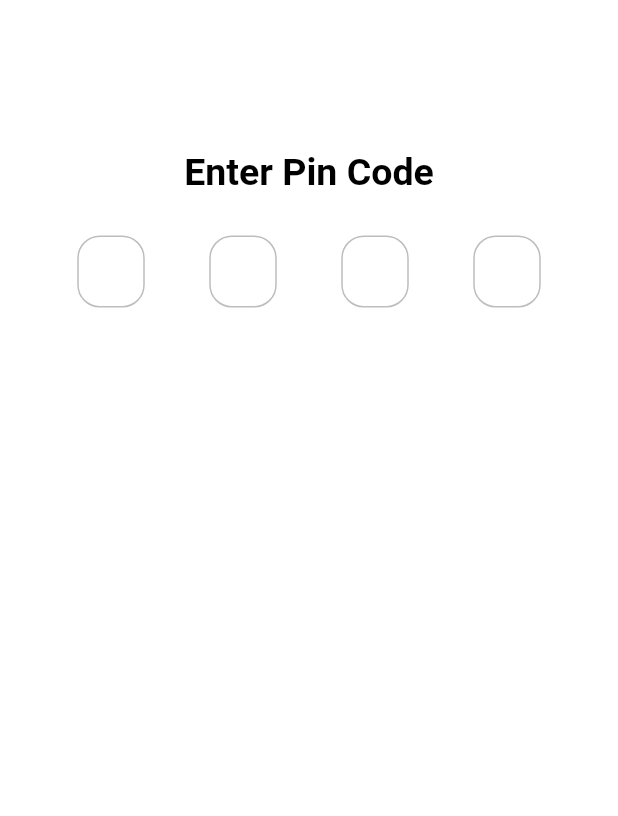
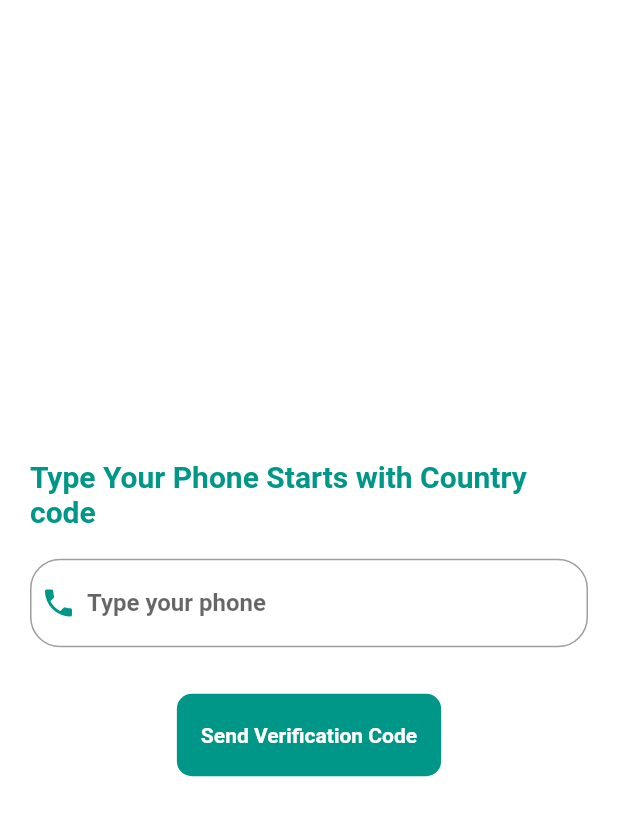
Before and after one commit to AbdoBarakatDev/Daftary, a Flutter app: the screen it shows after launch, on a phone screen of 412 x 824 dp. Shown: the top 816 px of the screen. Run offline on Flutter 3.47's test engine with Material 2 defaults, Android fonts, the phone set to English and light mode, and no system bars; drawn by our look-alikes of otp_text_field; our stand-ins replace equatable, firebase_auth, firebase_core, flutter_bloc, fluttertoast, hexcolor and 3 more; accounts and stored records are empty.

Commit message:
Add Phone Verification

```diff
--- /dev/null
+++ b/lib/core/shared/helpers.dart/toast_helper.dart
@@ -0,0 +1,24 @@
+import 'package:flutter/cupertino.dart';
+import 'package:flutter/material.dart';
+import 'package:fluttertoast/fluttertoast.dart';
+
+class ToastHelper {
+  static showToast({
+    BuildContext? context,
+    required String? message,
+    Toast time = Toast.LENGTH_SHORT,
+    MaterialColor color = Colors.green,
+    Color textColor = Colors.white,
+    double fontSize = 16.0,
+    ToastGravity gravity = ToastGravity.BOTTOM,
+  }) {
+    Fluttertoast.showToast(
+        msg: message!,
+        toastLength: time,
+        gravity: gravity,
+        timeInSecForIosWeb: 1,
+        backgroundColor: color,
+        textColor: textColor,
+        fontSize: fontSize);
+  }
+}
--- a/lib/core/shared/widgets/default_material_button.dart
+++ b/lib/core/shared/widgets/default_material_button.dart
@@ -4,7 +4,7 @@ import 'package:flutter/material.dart';
 class DefaultMaterialButton extends StatelessWidget {
   final Color? buttonColor;
   final double? height;
-  // bool? isEnabled;
+  final bool? isEnabled;
   final double? width;
   final String text;
 
@@ -29,6 +29,7 @@ class DefaultMaterialButton extends StatelessWidget {
       this.textColor,
       this.isSelected,
       this.fontSize,
+      this.isEnabled,
       this.inActiveTextColor,
       this.activeButtonColor,
       this.inActiveButtonColor})
@@ -49,13 +50,16 @@ class DefaultMaterialButton extends StatelessWidget {
       child: MaterialButton(
         clipBehavior: Clip.antiAliasWithSaveLayer,
         // enableFeedback: isEnabled!,
-        textColor: textColor ?? (textColor ?? defaultAppColor),
+        textColor: textColor ?? defaultAppColor,
         onPressed: function,
         child: Text(
           text,
           style: textStyle ??
               (isSelected == true
-                  ? TextStyle(fontSize: fontSize, fontWeight: FontWeight.bold)
+                  ? TextStyle(
+                      fontSize: fontSize,
+                      fontWeight: FontWeight.bold,
+                      color: textColor ?? defaultAppColor)
                   : TextStyle(
                       fontSize: fontSize,
                       fontWeight: FontWeight.bold,
--- a/lib/core/shared/widgets/default_text_form_field.dart
+++ b/lib/core/shared/widgets/default_text_form_field.dart
@@ -4,8 +4,8 @@ import 'package:flutter/services.dart';
 class DefaultTextFormFieldWidget extends StatelessWidget {
   final bool? enabled;
   final String? Function()? onTab;
-  final String? Function(String? val)? onChange;
-  final String? Function(String? val)? onSubmitted;
+  final ValueChanged<String>? onChange;
+  final ValueChanged<String>? onSubmitted;
   final String hintText;
   final String? labelText;
   // final IconData? prefixIcon;
@@ -18,7 +18,7 @@ class DefaultTextFormFieldWidget extends StatelessWidget {
   final TextStyle? hintStyle;
   final TextStyle? textStyle;
   final TextEditingController? controller;
-  final String? Function(String? val)? validatorFunction;
+  final String? Function(String?)? validatorFunction;
   final double? borderRadius;
   final Color borderColor = Colors.grey;
   final double borderSize = 1;
--- /dev/null
+++ b/lib/shared_featuers/auth_feature/controller/phone_auth_cubit.dart
@@ -0,0 +1,59 @@
+import 'dart:developer';
+
+import 'package:daftary_app/core/shared/helpers.dart/toast_helper.dart';
+import 'package:daftary_app/shared_featuers/auth_feature/controller/phone_auth_states.dart';
+import 'package:daftary_app/shared_featuers/auth_feature/view/screens/phone_otp_screen.dart';
+import 'package:firebase_auth/firebase_auth.dart';
+import 'package:flutter/cupertino.dart';
+import 'package:flutter/material.dart';
+import 'package:flutter_bloc/flutter_bloc.dart';
+
+class PhoneAuthCubit extends Cubit<PhoneAuthStates> {
+  PhoneAuthCubit() : super(PhoneAuthInitialStates());
+  static PhoneAuthCubit get(BuildContext context) => BlocProvider.of(context);
+
+  validatePhone(String phone) {
+    String result = "";
+    if (!phone.startsWith("+")) {
+      result = "Phone should start with Country code i.e +20 for Egypt";
+      emit(PhoneAuthValidationStates());
+    } else if (phone.length < 13) {
+      result = "Type a correct phone number";
+      emit(PhoneAuthValidationStates());
+    } else {
+      return;
+    }
+
+    return result;
+  }
+
+  Future<void> sendPhoneVerification(
+      BuildContext context, String phoneNumber) async {
+    emit(PhoneAuthSentCodeLoadingStates());
+    FirebaseAuth auth = FirebaseAuth.instance;
+    await auth.verifyPhoneNumber(
+      phoneNumber: phoneNumber,
+      verificationCompleted: (PhoneAuthCredential credential) {},
+      verificationFailed: (FirebaseAuthException e) {
+        if (e.code == 'invalid-phone-number') {
+          log('The provided phone number is not valid.');
+          emit(PhoneAuthSentCodeErrorStates());
+          ToastHelper.showToast(
+            message: "The provided phone number is not valid.",
+            color: Colors.red,
+          );
+        }
+      },
+      codeSent: (String verificationId, int? resendToken) async {
+        emit(PhoneAuthSentCodeSuccessStates());
+        Navigator.push(
+            context,
+            MaterialPageRoute(
+              builder: (context) =>
+                  PhoneOtpScreen(verificationId: verificationId),
+            ));
+      },
+      codeAutoRetrievalTimeout: (String verificationId) {},
+    );
+  }
+}
--- /dev/null
+++ b/lib/shared_featuers/auth_feature/controller/phone_auth_states.dart
@@ -0,0 +1,11 @@
+abstract class PhoneAuthStates {}
+
+class PhoneAuthInitialStates extends PhoneAuthStates {}
+
+class PhoneAuthValidationStates extends PhoneAuthStates {}
+
+class PhoneAuthSentCodeLoadingStates extends PhoneAuthStates {}
+
+class PhoneAuthSentCodeSuccessStates extends PhoneAuthStates {}
+
+class PhoneAuthSentCodeErrorStates extends PhoneAuthStates {}
--- /dev/null
+++ b/lib/shared_featuers/auth_feature/view/screens/phone_auth_screen.dart
@@ -0,0 +1,85 @@
+import 'package:daftary_app/core/shared/styles/colors.dart';
+import 'package:daftary_app/core/shared/widgets/default_material_button.dart';
+import 'package:daftary_app/core/shared/widgets/default_text_form_field.dart';
+import 'package:daftary_app/core/shared/widgets/loading_widget.dart';
+import 'package:daftary_app/shared_featuers/auth_feature/controller/phone_auth_cubit.dart';
+import 'package:daftary_app/shared_featuers/auth_feature/controller/phone_auth_states.dart';
+import 'package:daftary_app/shared_featuers/auth_feature/view/screens/phone_otp_screen.dart';
+import 'package:flutter/material.dart';
+import 'package:flutter_bloc/flutter_bloc.dart';
+
+class PhoneAuthScreen extends StatelessWidget {
+  PhoneAuthScreen({Key? key}) : super(key: key);
+  final TextEditingController phoneController = TextEditingController();
+  final _formKey = GlobalKey<FormState>();
+  @override
+  Widget build(BuildContext context) {
+    return BlocProvider<PhoneAuthCubit>(
+      create: (context) => PhoneAuthCubit(),
+      child: BlocConsumer<PhoneAuthCubit, PhoneAuthStates>(
+          listener: ((context, state) {}),
+          builder: (context, state) {
+            return Scaffold(
+              body: SafeArea(
+                child: Padding(
+                  padding:
+                      const EdgeInsets.symmetric(vertical: 10, horizontal: 20),
+                  child: Form(
+                    key: _formKey,
+                    child: Column(
+                      mainAxisAlignment: MainAxisAlignment.center,
+                      children: [
+                        const Text(
+                          "Type Your Phone Starts with Country code",
+                          style:
+                              TextStyle(fontSize: 20, color: defaultAppColor),
+                        ),
+                        const SizedBox(
+                          height: 20,
+                        ),
+                        DefaultTextFormFieldWidget(
+                          height: 80,
+                          hintText: "Type your phone",
+                          textInputType: TextInputType.phone,
+                          borderRadius: 20,
+                          controller: phoneController,
+                          prefix: const Icon(
+                            Icons.phone,
+                            color: defaultAppColor,
+                          ),
+                          validatorFunction: (val) {
+                            return PhoneAuthCubit.get(context)
+                                .validatePhone(phoneController.text);
+                          },
+                        ),
+                        const SizedBox(
+                          height: 10,
+                        ),
+                        (state is PhoneAuthSentCodeLoadingStates)
+                            ? const SizedBox(
+                                child: Center(
+                                  child: CircularProgressIndicator(),
+                                ),
+                              )
+                            : DefaultMaterialButton(
+                                buttonColor: defaultAppColor,
+                                isSelected: true,
+                                textColor: secondAppColor,
+                                function: () {
+                                  if (_formKey.currentState!.validate()) {
+                                    PhoneAuthCubit.get(context)
+                                        .sendPhoneVerification(
+                                            context, phoneController.text);
+                                  }
+                                },
+                                text: "Send Verification Code"),
+                      ],
+                    ),
+                  ),
+                ),
+              ),
+            );
+          }),
+    );
+  }
+}
--- a/pubspec.yaml
+++ b/pubspec.yaml
@@ -31,9 +31,12 @@ environment:
 dependencies:
   cupertino_icons: ^1.0.2
   equatable: ^2.0.5
+  firebase_auth: ^4.1.3
+  firebase_core: ^2.3.0
   flutter:
     sdk: flutter
   flutter_bloc: ^8.1.1
+  fluttertoast: ^8.1.1
   hexcolor: ^3.0.1
   otp_text_field: ^1.1.3
   pin_code_fields: ^7.4.0
```
Also changed, not shown: lib/core/shared/widgets/loading_widget.dart (added, +14 -0 lines), lib/main.dart (+5 -2 lines), lib/shared_featuers/auth_feature/controller/phone_otp_cubit.dart (added, +38 -0 lines), lib/shared_featuers/auth_feature/controller/phone_otp_states.dart (added, +9 -0 lines), lib/shared_featuers/auth_feature/view/screens/phone_otp_screen.dart (added, +89 -0 lines), pubspec.lock, 4 other files.
